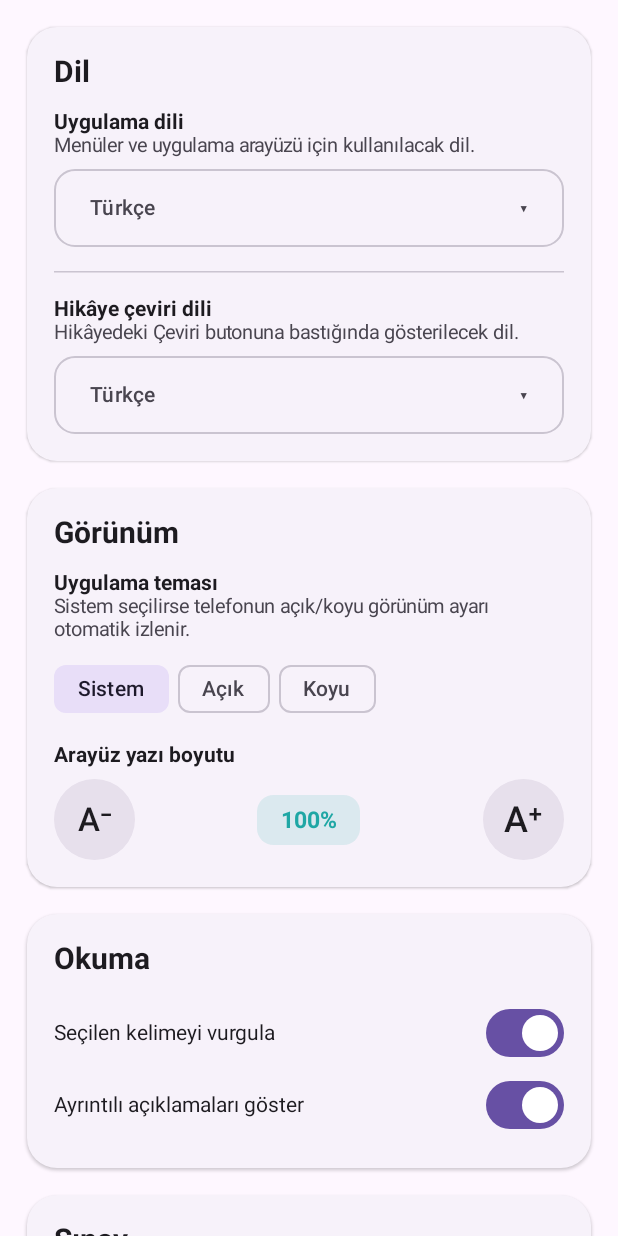
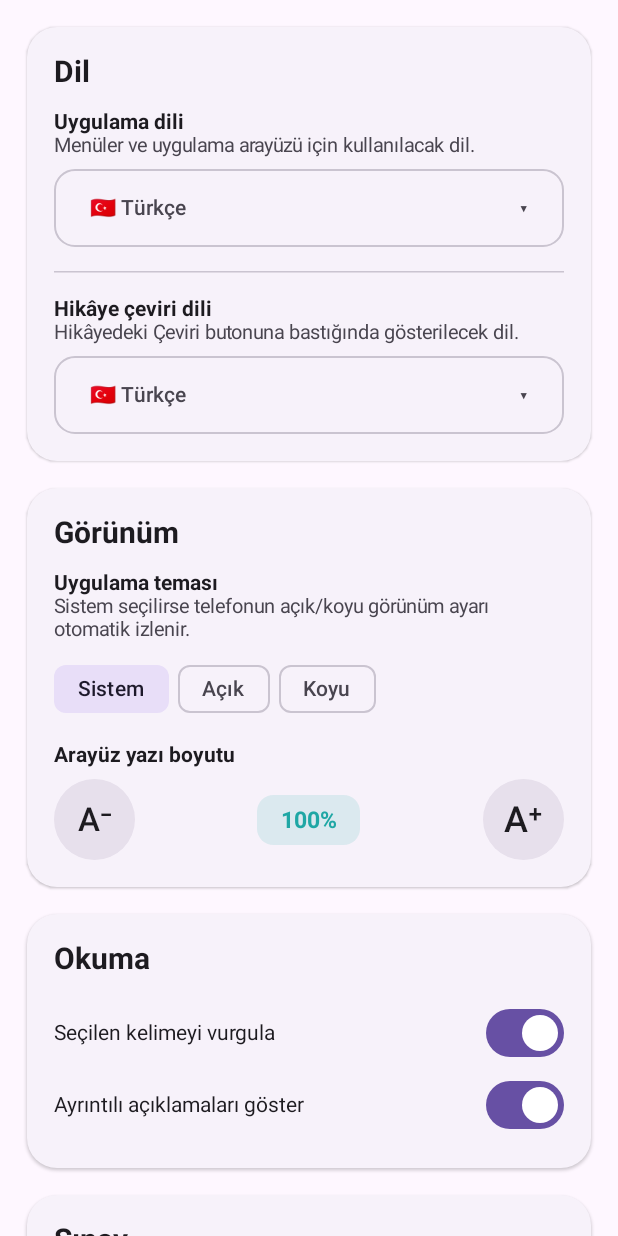
Before and after one commit to mbkurt06/german-reader, an Android app built with Jetpack Compose: the composable SettingsScreen shown on its own in the app's theme, on a phone screen of 412 x 824 dp. Run offline under Robolectric (Android 15) with nearby library versions, the phone set to English and light mode, and no system bars; pictures from the network do not load.

Commit message:
Show native language names with flags

```diff
--- a/app/build.gradle.kts
+++ b/app/build.gradle.kts
@@ -18,8 +18,8 @@ android {
         applicationId = "de.bascurt.almancaokuyucu"
         minSdk = 26
         targetSdk = 35
-        versionCode = 35
-        versionName = "0.4.1.28"
+        versionCode = 36
+        versionName = "0.4.1.29"
         testInstrumentationRunner = "androidx.test.runner.AndroidJUnitRunner"
         buildConfigField("String", "CONTENT_BASE_URL", "\"https://raw.githubusercontent.com/mbkurt06/german-reader/main/content/\"")
     }
--- a/app/src/main/java/de/bascurt/almancaokuyucu/MainActivity.kt
+++ b/app/src/main/java/de/bascurt/almancaokuyucu/MainActivity.kt
@@ -1354,22 +1354,23 @@ private fun SettingsScreen(
 private fun LanguageDropdown(selected: String, appLanguage: String, onSelected: (String) -> Unit) {
     var expanded by remember { mutableStateOf(false) }
     val languages = listOf(
-        "tr" to "Türkçe",
-        "en" to "İngilizce",
-        "es" to "İspanyolca",
-        "fr" to "Fransızca",
-        "it" to "İtalyanca"
+        "tr" to "🇹🇷 Türkçe",
+        "en" to "🇬🇧 English",
+        "de" to "🇩🇪 Deutsch",
+        "es" to "🇪🇸 Español",
+        "fr" to "🇫🇷 Français",
+        "it" to "🇮🇹 Italiano"
     )
-    val selectedLabel = languages.firstOrNull { it.first == selected }?.second ?: "Türkçe"
+    val selectedLabel = languages.firstOrNull { it.first == selected }?.second ?: "🇹🇷 Türkçe"
     Box(Modifier.fillMaxWidth()) {
         OutlinedButton(onClick = { expanded = true }, modifier = Modifier.fillMaxWidth().height(52.dp), shape = RoundedCornerShape(14.dp)) {
-            Text(uiText(appLanguage, selectedLabel), Modifier.weight(1f), textAlign = androidx.compose.ui.text.style.TextAlign.Start)
+            Text(selectedLabel, Modifier.weight(1f), textAlign = androidx.compose.ui.text.style.TextAlign.Start)
             Text("▾")
         }
         DropdownMenu(expanded = expanded, onDismissRequest = { expanded = false }, modifier = Modifier.fillMaxWidth(.9f)) {
             languages.forEach { (code, label) ->
                 DropdownMenuItem(
-                    text = { Text(uiText(appLanguage, label)) },
+                    text = { Text(label) },
                     trailingIcon = { if (code == selected) Text("✓", color = Turquoise, fontWeight = FontWeight.Bold) },
                     onClick = { onSelected(code); expanded = false }
                 )
```
